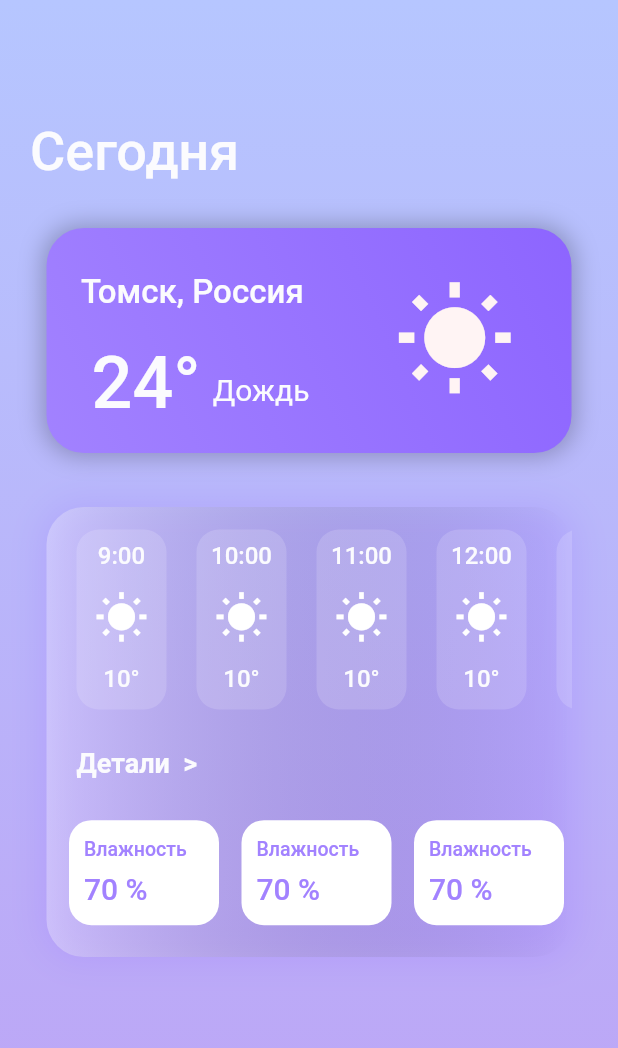
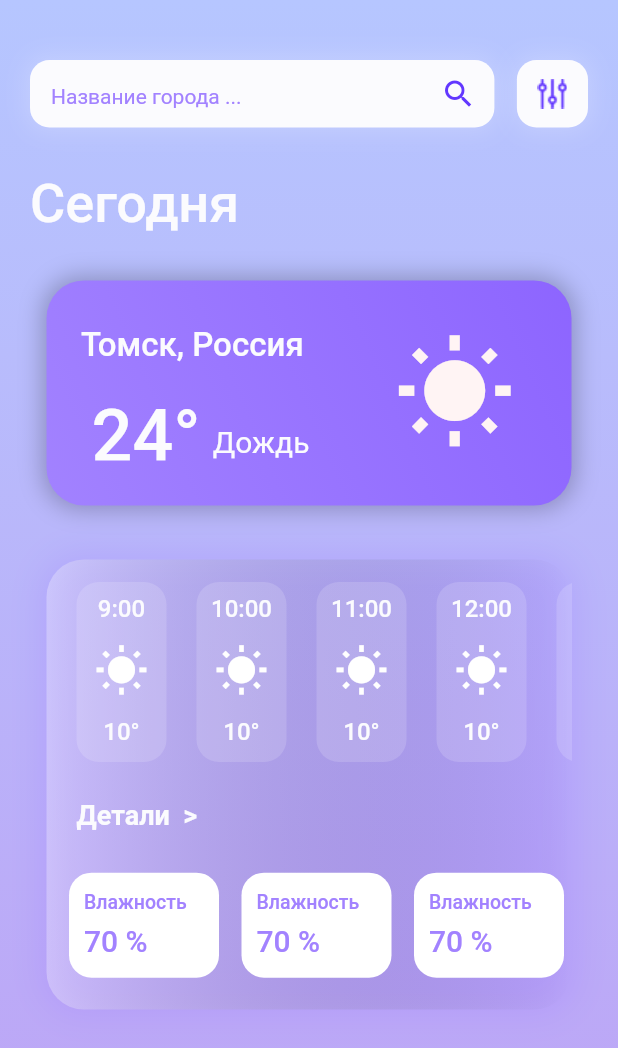
Before and after one commit to andrwnv/WeatherDartApp, a Flutter app: the screen it shows after launch, on a phone screen of 412 x 824 dp. Shown: the top 1048 px of the screen. Run offline on Flutter 3.47's test engine with Material 2 defaults, Android fonts, the phone set to English and light mode, and no system bars.

Commit message:
add tool bar + icons

```diff
--- a/lib/main.dart
+++ b/lib/main.dart
@@ -1,6 +1,7 @@
 import 'package:flutter/material.dart';
 import 'views/weater_widget.dart';
 import 'views/weather_scroll_widget.dart';
+import 'views/tool_bar.dart';
 import 'color_scheme.dart';
 
 void main() {
@@ -17,9 +18,13 @@ class MyApp extends StatelessWidget {
             gradient: AppColorScheme.backgroudGradient
           ),
           child: Padding(
-            padding: const EdgeInsets.only(top: 80.0),
+            padding: const EdgeInsets.only(top: 40.0),
             child: Column(
               children: [
+                Padding(
+                  padding: const EdgeInsets.only(bottom: 30.0),
+                  child: ToolBarWidget(title: 'asss'),
+                ),
                 Padding(
                   padding: const EdgeInsets.only(left: 20.0, bottom: 30),
                   child: Align(
--- /dev/null
+++ b/lib/views/tool_bar.dart
@@ -0,0 +1,116 @@
+import 'package:flutter/material.dart';
+
+import 'package:weather_app/color_scheme.dart';
+import 'package:weather_app/network/yandex_weather_api.dart';
+
+class ToolBarWidget extends StatefulWidget {
+  ToolBarWidget({Key key, this.title}) : super(key: key);
+
+  final String title;
+
+  @override
+  _ToolBarWidget createState() => _ToolBarWidget();
+}
+
+class _ToolBarWidget extends State<ToolBarWidget> {
+  _ToolBarWidget() {
+    // _api.getForecasts(56.593795, 84.895908).then((value) => {
+    //   _currentTemp = value[0].dayParts[0].tempAvg
+    // });
+  }
+
+  YandexWeatherApi _api = new YandexWeatherApi();
+
+  int    _currentTemp = 24;
+
+  @override
+  Widget build(BuildContext context) {
+    return  Center(
+        child: Row(
+          children: <Widget>[
+            Expanded(
+              flex: 8,
+              child: Padding(
+                padding: const EdgeInsets.only(left: 20.0),
+                child: Container (
+                  constraints: BoxConstraints.expand(
+                    height: 45.0,
+                    width: 250.0
+                  ),
+                  decoration: BoxDecoration(
+                  boxShadow: <BoxShadow>[
+                    BoxShadow(
+                        color: Colors.white.withOpacity(.2),
+                        blurRadius: 13.0,
+                        spreadRadius: 2.0,
+                      ),
+                    ],
+                    color: AppColorScheme.mainColor,
+                    borderRadius: new BorderRadius.all(Radius.circular(13))
+                  ),
+                  child: Row(
+                    children: <Widget>[
+                      Expanded(
+                        flex: 8,
+                        child: Padding(
+                          padding: const EdgeInsets.only(left: 14.0),
+                          child: TextField(
+                            style: TextStyle(
+                                color: AppColorScheme.alternativeMainColor,
+                                fontSize: 14,
+                                fontFamily: 'Roboto-Regular'
+                            ),
+                            enableInteractiveSelection: false,
+                            decoration: InputDecoration(
+                              border: InputBorder.none,
+                              hintText: 'Название города ...',
+                              hintStyle: TextStyle(
+                                color: AppColorScheme.alternativeMainColor,
+                                fontSize: 14,
+                                fontFamily: 'Roboto-Regular'
+                              ),
+                            ),
+                          ),
+                        )
+                      ),
+                      Expanded(
+                        flex: 2,
+                        child: Padding(
+                          padding: const EdgeInsets.only(left: 14.0),
+                          child: Icon(Icons.search, color: Color(0xFF6237FF)),
+                        )
+                      ),
+                    ],
+                  ),
+                ),
+              ),
+            ),
+            Expanded(
+              flex: 2,
+              child: Padding(
+                padding: const EdgeInsets.only(right: 20.0, left: 15.0),
+                child: Container(
+                  constraints: BoxConstraints.expand(
+                    height: 45.0,
+                    width: 45.0
+                  ),
+                  decoration: BoxDecoration(
+                  boxShadow: <BoxShadow>[
+                    BoxShadow(
+                        color: Colors.white.withOpacity(.2),
+                        blurRadius: 13.0,
+                        spreadRadius: 2.0,
+                      ),
+                    ],
+                    color: AppColorScheme.mainColor,
+                    borderRadius: new BorderRadius.all(Radius.circular(13))
+                  ),
+                  child: Image.asset('assets/icons/settings.png', width: 13, height: 13),
+                ),
+              ),
+            )
+        ]
+      )
+    );
+  }
+}
--- a/pubspec.yaml
+++ b/pubspec.yaml
@@ -41,3 +41,6 @@ flutter:
     - family: Roboto-Regular
       fonts:
         - asset: assets/fonts/Roboto-Regular.ttf
+
+  assets:
+    - assets/icons/settings.png
```
Also changed, not shown: assets/icons/settings.png (added).
